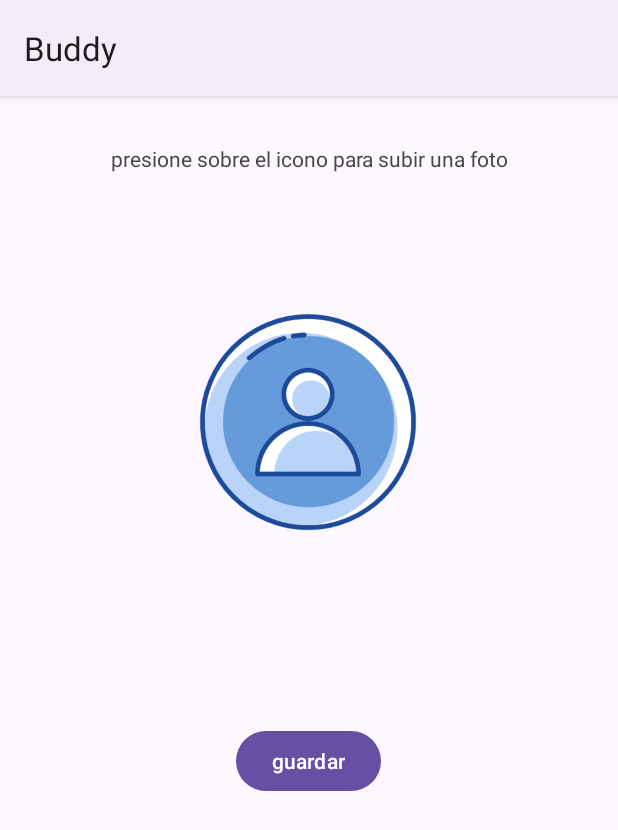
After one commit to sebastianmuriel16/proyecto_tg, an Android app: the FotoPerfil screen opened directly, with no data from a screen before it, on a phone screen of 412 x 824 dp. The commit adds this screen. Shown: the top 830 px of the screen. Run offline under Robolectric (Android 15) with nearby library versions, the phone set to English and light mode, and no system bars.

Commit message:
diseño de la vista para subir foto de usuario

```diff
--- a/app/src/main/AndroidManifest.xml
+++ b/app/src/main/AndroidManifest.xml
@@ -2,7 +2,7 @@
 <manifest xmlns:android="http://schemas.android.com/apk/res/android"
     xmlns:tools="http://schemas.android.com/tools">
 
-   <uses-permission android:name="android.permission.INTERNET"/>
+    <uses-permission android:name="android.permission.INTERNET" />
 
     <application
         android:allowBackup="true"
@@ -15,6 +15,9 @@
         android:theme="@style/Theme.Prototipo_canino"
         tools:targetApi="31">
         <activity
+            android:name=".FotoPerfil"
+            android:exported="false" />
+        <activity
             android:name=".MainActivity"
             android:exported="true">
             <intent-filter>
--- /dev/null
+++ b/app/src/main/java/com/example/prototipo_canino/FotoPerfil.kt
@@ -0,0 +1,11 @@
+package com.example.prototipo_canino
+
+import androidx.appcompat.app.AppCompatActivity
+import android.os.Bundle
+
+class FotoPerfil : AppCompatActivity() {
+    override fun onCreate(savedInstanceState: Bundle?) {
+        super.onCreate(savedInstanceState)
+        setContentView(R.layout.activity_foto_perfil)
+    }
+}
--- /dev/null
+++ b/app/src/main/res/layout/activity_foto_perfil.xml
@@ -0,0 +1,46 @@
+<?xml version="1.0" encoding="utf-8"?>
+<androidx.constraintlayout.widget.ConstraintLayout xmlns:android="http://schemas.android.com/apk/res/android"
+    xmlns:app="http://schemas.android.com/apk/res-auto"
+    xmlns:tools="http://schemas.android.com/tools"
+    android:layout_width="match_parent"
+    android:layout_height="match_parent"
+    tools:context=".FotoPerfil">
+
+
+    <TextView
+        android:id="@+id/textView"
+        android:layout_width="wrap_content"
+        android:layout_height="wrap_content"
+        android:layout_marginStart="24dp"
+        android:layout_marginEnd="24dp"
+        android:layout_marginTop="32dp"
+        android:text="@string/Ingrese_foto"
+        app:layout_constraintEnd_toEndOf="parent"
+        app:layout_constraintStart_toStartOf="parent"
+        app:layout_constraintTop_toTopOf="parent"
+        />
+
+    <ImageView
+        android:id="@+id/imageView"
+        android:layout_width="220dp"
+        android:layout_height="220dp"
+        android:layout_marginTop="56dp"
+        app:layout_constraintEnd_toEndOf="parent"
+        app:layout_constraintHorizontal_bias="0.497"
+        app:layout_constraintStart_toStartOf="parent"
+        app:layout_constraintTop_toBottomOf="@+id/textView"
+        app:srcCompat="@drawable/icono_foto_perfil"/>
+
+    <Button
+        android:id="@+id/button"
+        android:layout_width="wrap_content"
+        android:layout_height="wrap_content"
+        android:layout_marginTop="92dp"
+        android:text="guardar"
+        app:layout_constraintEnd_toEndOf="parent"
+        app:layout_constraintHorizontal_bias="0.498"
+        app:layout_constraintStart_toStartOf="parent"
+        app:layout_constraintTop_toBottomOf="@id/imageView" />
+
+
+</androidx.constraintlayout.widget.ConstraintLayout>
--- a/app/src/main/res/values/strings.xml
+++ b/app/src/main/res/values/strings.xml
@@ -21,4 +21,5 @@
     <string name="post_message_post_fail">No se logro subir la foto\n</string>
     <string name="post_succes">Foto publicada\n</string>
     <string name="Comenta">Comenta\n</string>
+    <string name="Ingrese_foto">presione sobre el icono para subir una foto</string>
 </resources>
```
Also changed, not shown: app/src/main/java/com/example/prototipo_canino/ProfileFragment.kt (+9 -0 lines), app/src/main/res/layout/fragment_profile.xml (+28 -7 lines), app/src/main/res/drawable/icono_foto_perfil.png (added).
